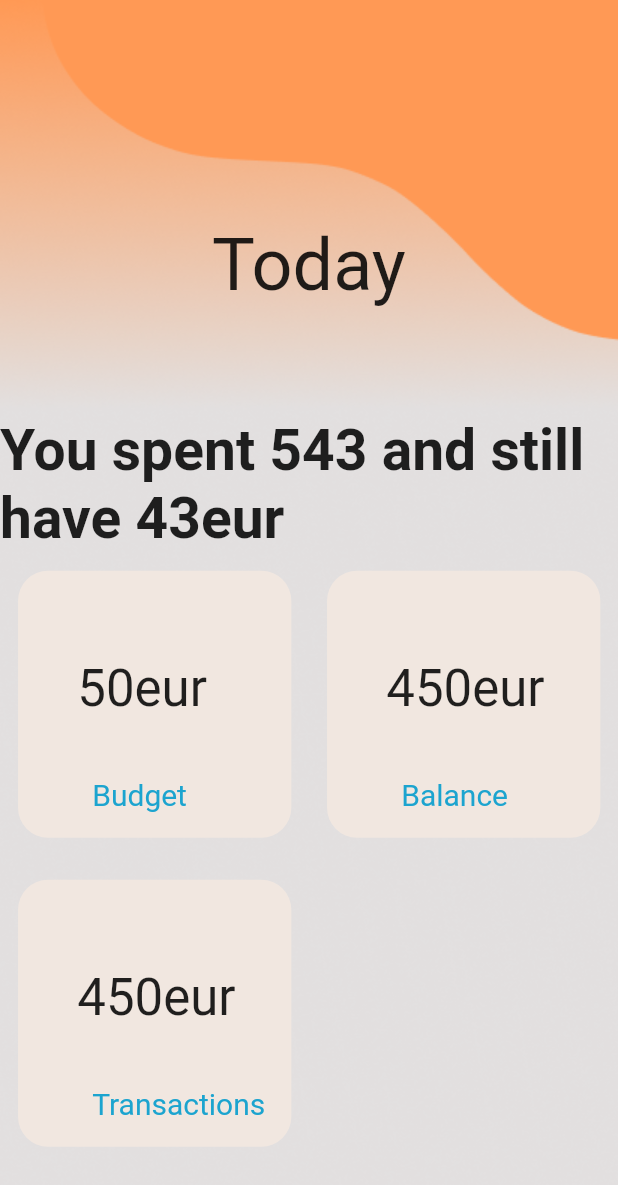
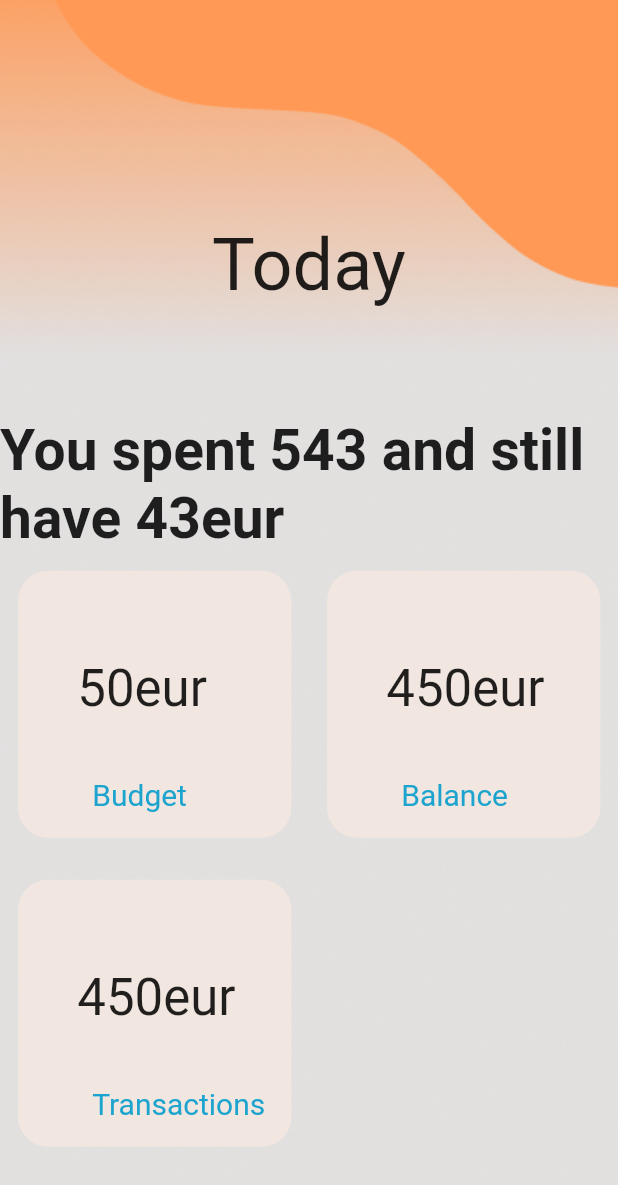
Before and after one commit to devdrqgon/mc, a Flutter app: the screen it shows after launch, on a phone screen of 412 x 824 dp. Shown: the top 1185 px of the screen. Run offline on Flutter 3.47's test engine with Material 2 defaults, Android fonts, the phone set to English and light mode, and no system bars; our stand-ins replace flutter_svg; project files that could hold a hidden picture were left out.

Commit message:
fixed background

```diff
--- a/lib/common/widgets/customcard/background.dart
+++ /dev/null
@@ -1,30 +0,0 @@
-import 'package:flutter/material.dart';
-
-class Background extends StatelessWidget {
-  final Widget child;
-  const Background({
-    Key key,
-    @required this.child,
-  }) : super(key: key);
-
-  @override
-  Widget build(BuildContext context) {
-    Size size = MediaQuery.of(context).size;
-    return Container(
-        width: double.infinity,
-        height: size.height,
-        child: Stack(
-          alignment: Alignment.topLeft,
-          children: [
-            Positioned(
-              top: 0,
-              left: 0,
-              child: Image.asset(
-                "assets/images/background-orange.png",
-              ),
-            ),
-            child,
-          ],
-        ));
-  }
-}
--- /dev/null
+++ b/lib/common/widgets/customcard/new_background.dart
@@ -0,0 +1,25 @@
+import 'package:flutter/material.dart';
+
+class BaseLayout extends StatelessWidget {
+  final Widget child;
+
+  const BaseLayout({Key key, this.child}) : super(key: key);
+
+  @override
+  Widget build(BuildContext context) {
+    return Scaffold(
+      body: Container(
+        decoration: BoxDecoration(
+          image: DecorationImage(
+            image: AssetImage("assets/images/background-orange.png"),
+            fit: BoxFit.cover,
+          ),
+        ),
+        child: Stack(
+          alignment: Alignment.center,
+          children: [child],
+        ) /* add child content here */,
+      ),
+    );
+  }
+}
--- a/lib/main.dart
+++ b/lib/main.dart
@@ -1,5 +1,7 @@
 import 'package:flutter/material.dart';
 import 'package:mc/screens/dashboard.dart';
+
+import 'common/widgets/customcard/new_background.dart';
 
 void main() {
   runApp(MyApp());
@@ -11,6 +13,7 @@ class MyApp extends StatelessWidget {
     final title = 'flutter';
 
     return MaterialApp(
+      debugShowCheckedModeBanner: false,
       title: title,
       home: DashboardScreen(),
     );
--- a/lib/screens/dashboard.dart
+++ b/lib/screens/dashboard.dart
@@ -1,7 +1,7 @@
 import 'package:flutter/material.dart';
-import 'package:mc/common/widgets/customcard/background.dart';
 import 'package:mc/common/widgets/customcard/custom-cards-container.dart';
 import 'package:mc/common/widgets/customcard/model.dart';
+import 'package:mc/common/widgets/customcard/new_background.dart';
 
 class DashboardScreen extends StatelessWidget {
   final List<CustomCardData> input = [
@@ -13,7 +13,7 @@ class DashboardScreen extends StatelessWidget {
   Widget build(BuildContext context) {
     Size size = MediaQuery.of(context).size;
     return Scaffold(
-      body: Background(
+      body: BaseLayout(
         child: Column(
           //mainAxisAlignment: MainAxisAlignment.start,
           children: [
--- /dev/null
+++ b/lib/workflows/init_setup/worfklow_starter.dart
@@ -0,0 +1,8 @@
+import 'package:flutter/material.dart';
+
+class NewUserWizardInit extends StatelessWidget {
+  @override
+  Widget build(BuildContext context) {
+    return Container();
+  }
+}
```
